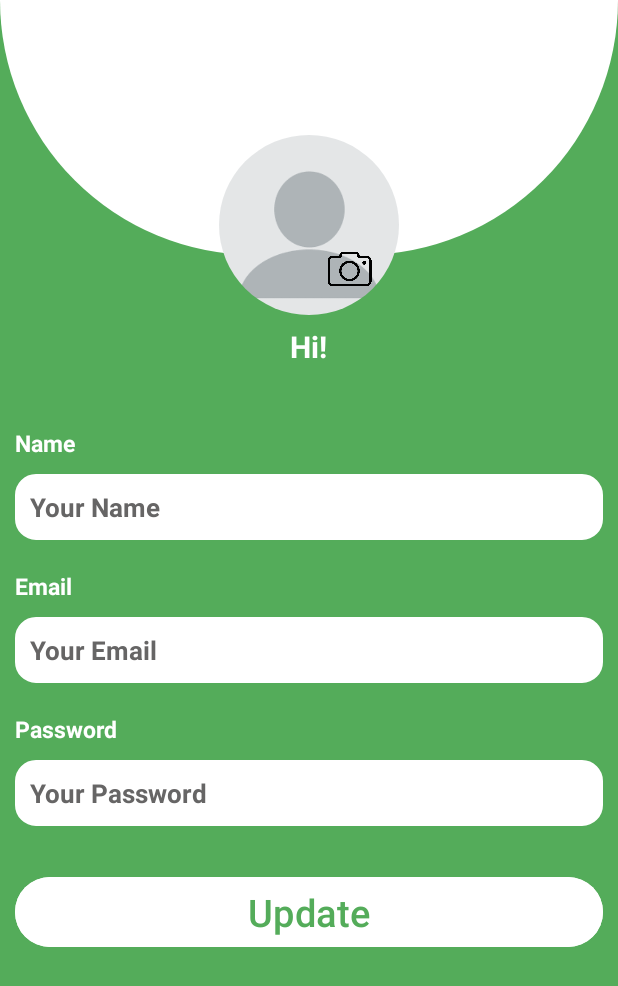
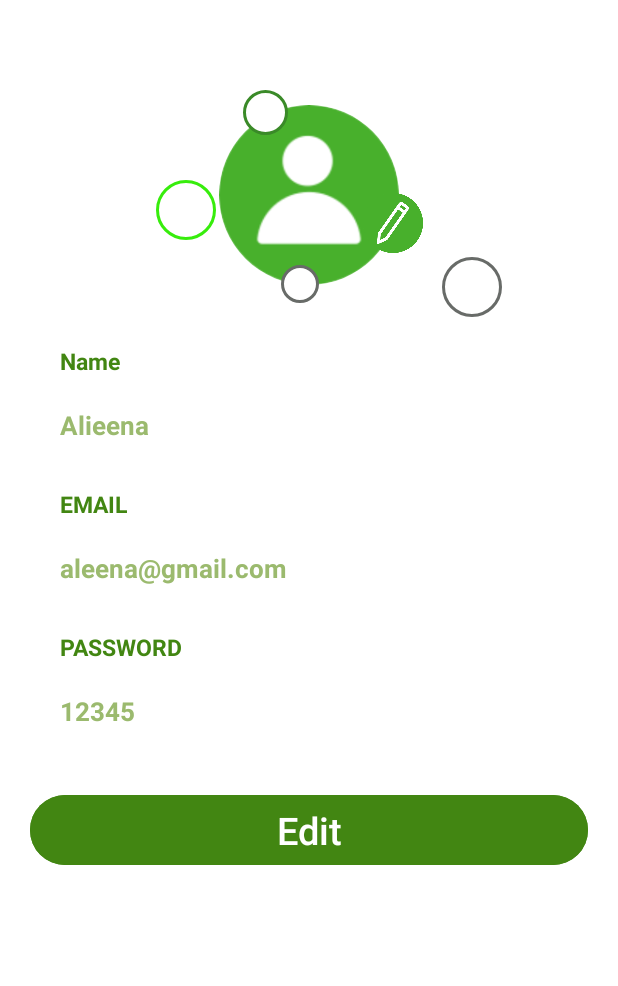
Before and after one commit to Mehrose813/BarcodeBuddy, an Android app: the fragment UserFragment shown on its own in the app's theme, on a phone screen of 412 x 824 dp. Shown: the top 986 px of the screen. Run offline under Robolectric (Android 15) with nearby library versions, the phone set to English and light mode, and no system bars; our stand-ins replace CircleImageView, Firebase (no records; nobody signed in at launch, a user with empty details on screens opened directly).

Commit message:
userxml update

```diff
--- /dev/null
+++ b/app/src/main/res/drawable/circle.xml
@@ -0,0 +1,10 @@
+<shape xmlns:android="http://schemas.android.com/apk/res/android"
+    android:shape="oval">
+    <solid android:color="@color/white"/>
+    <size
+        android:width="100dp"
+        android:height="100dp" />
+    <stroke
+        android:width="2dp"
+        android:color="#37ED0C" />
+</shape>
--- /dev/null
+++ b/app/src/main/res/drawable/darkcircle.xml
@@ -0,0 +1,10 @@
+<shape xmlns:android="http://schemas.android.com/apk/res/android"
+    android:shape="oval">
+    <solid android:color="@color/white"/>
+    <size
+        android:width="100dp"
+        android:height="100dp" />
+    <stroke
+        android:width="2dp"
+        android:color="#686B68" />
+</shape>
--- /dev/null
+++ b/app/src/main/res/drawable/lightcircle.xml
@@ -0,0 +1,10 @@
+<shape xmlns:android="http://schemas.android.com/apk/res/android"
+    android:shape="oval">
+    <solid android:color="@color/white"/>
+    <size
+        android:width="100dp"
+        android:height="100dp" />
+    <stroke
+        android:width="2dp"
+        android:color="#3A8A28" />
+</shape>
--- /dev/null
+++ b/app/src/main/res/drawable/profileicon.xml
@@ -0,0 +1,10 @@
+<shape xmlns:android="http://schemas.android.com/apk/res/android"
+    android:shape="oval">
+    <solid android:color="#3A8A28"/> <!-- دائرے کا رنگ -->
+    <size
+        android:width="100dp"
+        android:height="100dp" /> <!-- دائرے کا سائز -->
+    <stroke
+        android:width="2dp"
+        android:color="#3A8A28" /> <!-- بارڈر کا رنگ -->
+</shape>
--- a/app/src/main/res/layout/fragment_user.xml
+++ b/app/src/main/res/layout/fragment_user.xml
@@ -1,75 +1,92 @@
-<?xml version="1.0" encoding="utf-8"?>
-<RelativeLayout xmlns:tools="http://schemas.android.com/tools"
-    xmlns:android="http://schemas.android.com/apk/res/android"
+<RelativeLayout xmlns:android="http://schemas.android.com/apk/res/android"
+    xmlns:app="http://schemas.android.com/apk/res-auto"
     android:layout_width="match_parent"
     android:layout_height="match_parent"
-    xmlns:app="http://schemas.android.com/apk/res-auto"
-    android:background="#FF54AC5A"
-    >
+    android:background="#FFFFFF">
 
-<LinearLayout
-    android:layout_width="match_parent"
-    android:layout_height="170dp"
-    android:background="@drawable/border"/>
+
 
     <de.hdodenhof.circleimageview.CircleImageView
-       android:id="@+id/imageView_profilepic"
+        android:id="@+id/profile"
         android:layout_width="120dp"
         android:layout_height="120dp"
-       android:src="@drawable/profilepicic"
+        android:layout_marginTop="70dp"
         android:layout_centerHorizontal="true"
-       android:layout_marginTop="90dp"
+        android:backgroundTint="#FF428612"
+        android:src="@drawable/profile" />
 
-    />
     <ImageView
-        android:id="@+id/imageView_camera"
-        android:layout_width="50dp"
-        android:layout_height="45dp"
-        android:src="@drawable/camera"
-        android:layout_alignEnd="@id/imageView_profilepic"
-        android:layout_alignBottom="@id/imageView_profilepic"
-        android:layout_marginEnd="8dp"
-        android:layout_marginBottom="8dp"
-        android:padding="8dp" />
+        android:layout_width="40dp"
+        android:layout_height="40dp"
+        android:layout_alignBottom="@id/profile"
+        android:layout_alignParentRight="true"
+        android:layout_marginRight="130dp"
+        android:layout_marginBottom="21dp"
+        android:background="@drawable/editicon" />
 
-    <TextView
-        android:id="@+id/tv_hi"
-        android:layout_width="wrap_content"
-        android:layout_height="wrap_content"
-        android:text="@string/profile"
-        android:textStyle="bold"
-        android:textSize="20sp"
-        android:layout_marginTop="7dp"
-        android:layout_below="@+id/imageView_profilepic"
-        android:layout_marginStart="20dp"
+    <ImageView
+        android:layout_width="40dp"
+        android:layout_height="40dp"
+        android:layout_alignLeft="@id/profile"
+        android:layout_marginLeft="-42dp"
+        android:layout_marginTop="120dp"
+        android:background="@drawable/circle" />
+
+
+    <ImageView
+        android:layout_width="25dp"
+        android:layout_height="25dp"
+        android:layout_alignRight="@id/profile"
+        android:layout_alignBottom="@id/profile"
         android:layout_centerHorizontal="true"
-        android:textColor="@color/white"
-        />
+        android:layout_marginLeft="-29dp"
+        android:layout_marginTop="100dp"
+        android:layout_marginRight="53dp"
+        android:layout_marginBottom="-12dp"
+        android:background="@drawable/darkcircle" />
+
+    <ImageView
+        android:layout_width="40dp"
+        android:layout_height="40dp"
+        android:layout_alignBottom="@id/profile"
+        android:layout_alignParentRight="true"
+        android:layout_marginTop="300dp"
+        android:layout_marginRight="77dp"
+        android:layout_marginBottom="-21dp"
+        android:background="@drawable/darkcircle" />
+
+    <ImageView
+        android:layout_width="30dp"
+        android:layout_height="30dp"
+        android:layout_alignLeft="@id/profile"
+        android:layout_marginLeft="16dp"
+        android:layout_marginTop="60dp"
+        android:background="@drawable/lightcircle" />
+
     <TextView
         android:id="@+id/tv_name1"
         android:layout_width="wrap_content"
         android:layout_height="wrap_content"
         android:text="@string/name_a2"
-       android:layout_below="@+id/tv_hi"
+        android:layout_below="@+id/profile"
+        android:padding="10dp"
+        android:textColor="#FF428612"
+        android:textSize="15sp"
         android:layout_marginTop="30dp"
-       android:padding="10dp"
-       android:textColor="@color/white"
-       android:textSize="15sp"
-       android:textStyle="bold"
-       />
+        android:layout_marginStart="30dp"
+        android:layout_marginEnd="10dp"
+        android:textStyle="bold" />
 
     <TextView
         android:id="@+id/tv_name"
         android:layout_width="match_parent"
         android:layout_height="wrap_content"
         android:layout_below="@+id/tv_name1"
-        android:layout_marginStart="10dp"
-        android:layout_marginTop="0dp"
+        android:padding="10dp"
+        android:layout_marginStart="30dp"
         android:layout_marginEnd="10dp"
-        android:background="@drawable/border_textstyle"
-        android:padding="10dp"
-        android:text="@string/your_name"
-        android:textColor="#666565"
+        android:text="Alieena"
+        android:textColor="#9BBA6E"
         android:textSize="17sp"
         android:textStyle="bold" />
 
@@ -77,67 +94,68 @@
         android:id="@+id/tv_email1"
         android:layout_width="wrap_content"
         android:layout_height="wrap_content"
-        android:text="@string/email"
+        android:text="EMAIL"
         android:layout_below="@+id/tv_name"
         android:layout_marginTop="10dp"
         android:padding="10dp"
-        android:textColor="@color/white"
+        android:textColor="#FF428612"
         android:textSize="15sp"
-        android:textStyle="bold"
-        />
+        android:layout_marginStart="30dp"
+        android:layout_marginEnd="10dp"
+        android:textStyle="bold" />
 
     <TextView
         android:id="@+id/tv_email"
         android:layout_width="match_parent"
         android:layout_height="wrap_content"
-        android:text="@string/your_email"
+        android:text="aleena@gmail.com"
         android:layout_below="@+id/tv_email1"
         android:padding="10dp"
         android:textSize="17sp"
         android:textStyle="bold"
-        android:textColor="#666565"
-        android:layout_marginStart="10dp"
+        android:textColor="#9BBA6E"
+        android:layout_marginStart="30dp"
         android:layout_marginEnd="10dp"
-        android:background="@drawable/border_textstyle"
         />
 
     <TextView
         android:id="@+id/tv_pass"
         android:layout_width="wrap_content"
         android:layout_height="wrap_content"
-        android:text="@string/password"
+        android:text="PASSWORD"
         android:layout_below="@+id/tv_email"
         android:layout_marginTop="10dp"
         android:padding="10dp"
-        android:textColor="@color/white"
+        android:textColor="#FF428612"
         android:textSize="15sp"
-        android:textStyle="bold"
-        />
+        android:layout_marginStart="30dp"
+        android:layout_marginEnd="10dp"
+        android:textStyle="bold" />
 
     <TextView
         android:id="@+id/tv_password"
         android:layout_width="match_parent"
         android:layout_height="wrap_content"
-        android:text="@string/your_passwordl"
+        android:text="12345"
         android:layout_below="@+id/tv_pass"
         android:padding="10dp"
-        android:textColor="#666565"
+        android:textColor="#9BBA6E"
         android:textSize="17sp"
         android:textStyle="bold"
-        android:layout_marginStart="10dp"
+        android:layout_marginStart="30dp"
         android:layout_marginEnd="10dp"
-        android:background="@drawable/border_textstyle"
         />
+
     <Button
         android:layout_width="match_parent"
         android:layout_height="wrap_content"
-    android:text="Update"
-    android:textColor="@color/light_green"
-    android:layout_marginStart="10dp"
-    android:layout_marginEnd="10dp"
+        android:text="@string/edit_button"
+        android:textColor="@color/white"
+        android:layout_marginStart="20dp"
+        android:layout_marginEnd="20dp"
         android:layout_below="@id/tv_password"
-    android:backgroundTint="@color/white"
         android:layout_marginTop="30dp"
-    android:textSize="25sp"/>
+        android:backgroundTint="#FF428612"
+        android:textSize="25sp" />
 
 </RelativeLayout>
--- a/app/src/main/res/values/strings.xml
+++ b/app/src/main/res/values/strings.xml
@@ -17,4 +17,6 @@
     <string name="profile">Hi!</string>
     <!-- TODO: Remove or change this placeholder text -->
     <string name="profileFragment">Profile Information</string>
+    <string name="edit_button">Edit</string>
+
 </resources>
```
Also changed, not shown: app/src/main/res/drawable/editicon.png (added), app/src/main/res/drawable/profile.png (added). Lines whose indentation alone changed are shown as unchanged.
